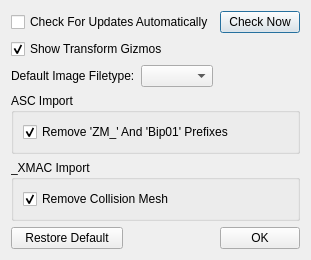
Qt form Rimy3D/source/preferencesdialog.ui (Baltram/rmtools) before a commit.
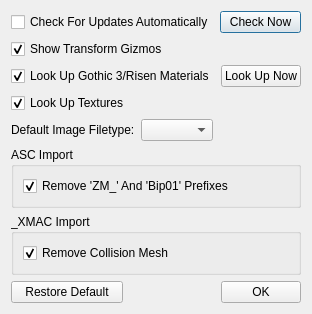
The same form after that commit.

Commit message: Added support for mCGenomeMaterial.

```diff
--- a/Rimy3D/source/preferencesdialog.ui
+++ b/Rimy3D/source/preferencesdialog.ui
@@ -6,8 +6,8 @@
    <rect>
     <x>0</x>
     <y>0</y>
-    <width>302</width>
-    <height>237</height>
+    <width>310</width>
+    <height>291</height>
    </rect>
   </property>
   <property name="windowTitle">
@@ -42,6 +42,37 @@
      </property>
     </widget>
    </item>
+   <item>
+    <layout class="QHBoxLayout" name="hl3">
+     <item>
+      <widget class="QCheckBox" name="cbLookUpMaterials">
+       <property name="text">
+        <string>Look Up Gothic 3/Risen Materials</string>
+       </property>
+       <property name="checked">
+        <bool>true</bool>
+       </property>
+      </widget>
+     </item>
+     <item>
+      <widget class="QPushButton" name="pbLookUpMaterials">
+       <property name="text">
+        <string>Look Up Now</string>
+       </property>
+      </widget>
+     </item>
+    </layout>
+   </item>
+   <item>
+    <widget class="QCheckBox" name="cbLookUpTextures">
+     <property name="text">
+      <string>Look Up Textures</string>
+     </property>
+     <property name="checked">
+      <bool>true</bool>
+     </property>
+    </widget>
+   </item>
    <item>
     <layout class="QHBoxLayout" name="hl2">
      <item>
```
The commit also changes 9 other files.
